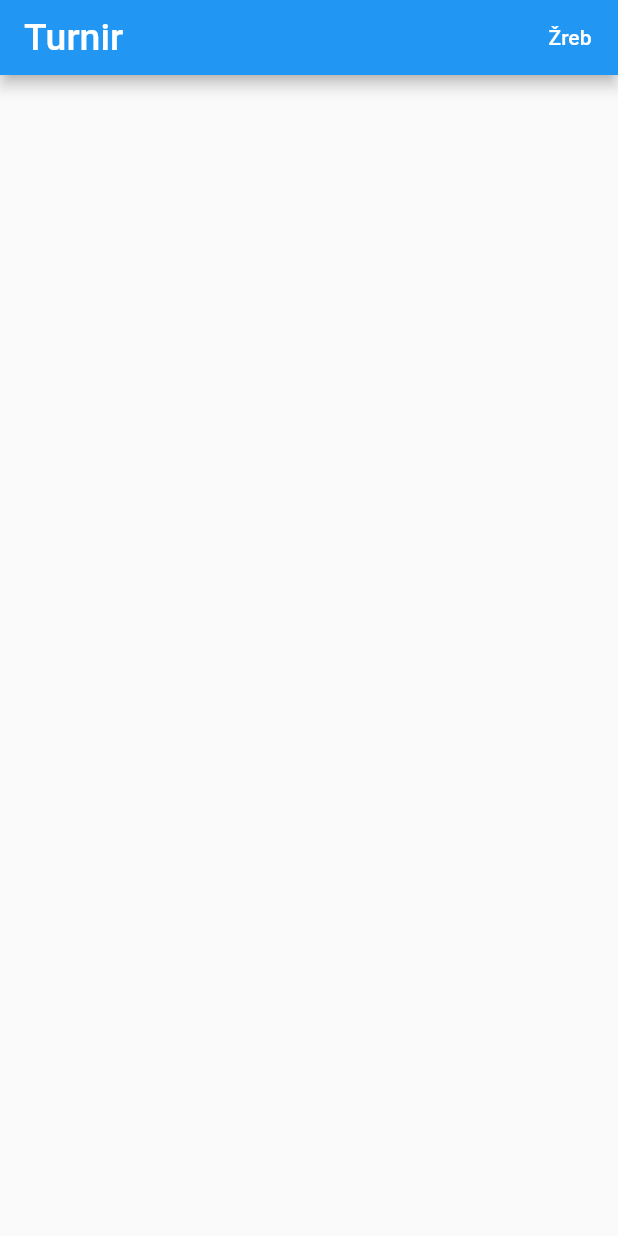
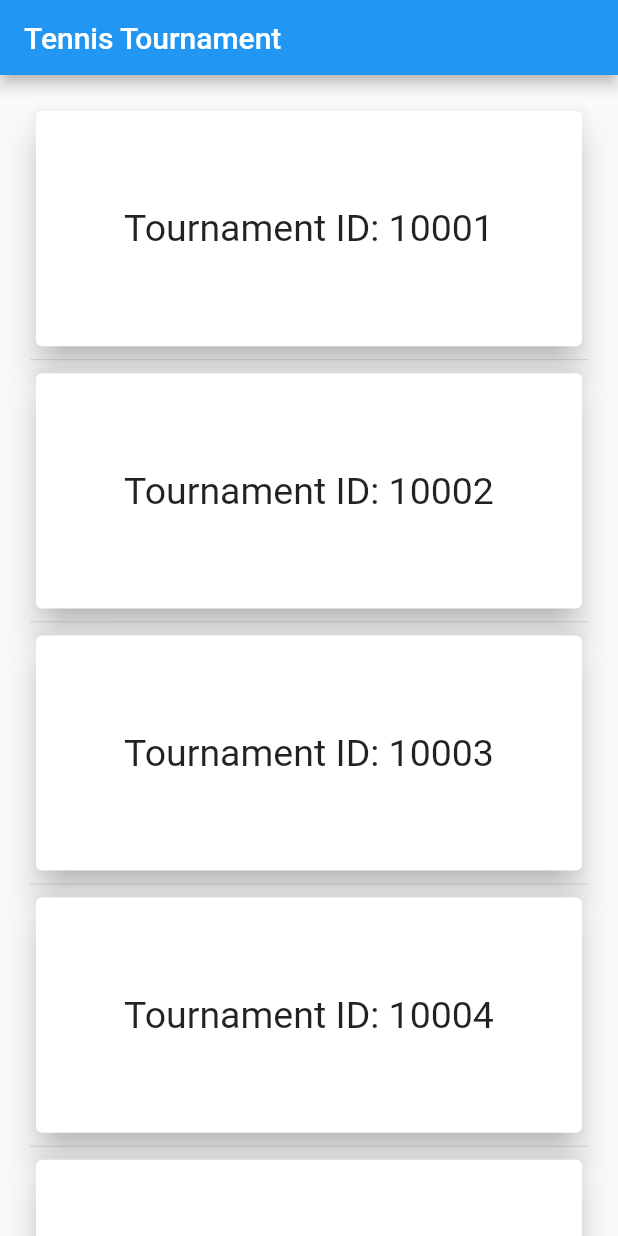
Before and after one commit to usherwaltz/HTEC-ZADATAK, a Flutter app: the screen it shows after launch, on a phone screen of 412 x 824 dp. Run offline on Flutter 3.47's test engine with Material 2 defaults, Android fonts, the phone set to English and light mode, and no system bars; our stand-ins replace get_it.

Commit message:
If applied, this commit will add functionality to the home screen. List of Tournaments with lazy loading + pull to refresh

```diff
--- a/lib/helper_classes/page_appbars.dart
+++ b/lib/helper_classes/page_appbars.dart
@@ -3,26 +3,35 @@ import '../services/navigation_service.dart';
 import '../locator.dart';
 import '../helper_widgets/appbar_default.dart';
 
-class AppBars {
+class PageAppBars {
 
-  // final _navigationService = locator<NavigationService>();
+  static int tourId = 0;
+
+  set tournamentId(int tournamentId) {
+    tourId = tournamentId;
+  }
 
   static final homePage = AppBarDefault(
-    title: 'Turnir',
+    title: 'Tennis Tournament'
+  );
+
+  static final tournamentDetailsPage = AppBarDefault(
     actions: [
       TextButton(
         onPressed: () {
-          locator<NavigationService>().navigateTo('/draw-page');
+          locator<NavigationService>().navigateTo('/draw-page', []);
         },
         child: const Center(
           child: Text(
-            "Žreb",
+            "Draw",
             style: TextStyle(
-                color: Colors.white
+                color: Colors.white,
+                fontSize: 20
             ),
           ),
         ),
       ),
     ],
+
   );
 }
--- a/lib/helper_classes/styles.dart
+++ b/lib/helper_classes/styles.dart
@@ -1,7 +1,14 @@
 import 'package:flutter/material.dart';
 
 class Styles {
-  static const appBarStyle = TextStyle(
-    fontSize: 25,
+  static const tournamentCardTitle = TextStyle(
+    fontSize: 25
+  );
+
+  static const tournamentCardPadding = EdgeInsets.only(
+    left: 10.0,
+    right: 10.0,
+    top: 5,
+    bottom: 5,
   );
 }
--- a/lib/helper_widgets/appbar_default.dart
+++ b/lib/helper_widgets/appbar_default.dart
@@ -1,5 +1,3 @@
-import 'dart:ui';
-
 import 'package:flutter/material.dart';
 import '../helper_classes/styles.dart';
 
@@ -9,24 +7,34 @@ class AppBarDefault extends StatelessWidget with PreferredSizeWidget {
 
   final bool centerTitle;
   final List<Widget> actions;
-  final String title;
+  String title;
   final titleStyle;
+  var tourId;
 
   AppBarDefault(
       { Key? key,
         this.centerTitle = false,
         this.actions = const [],
         this.title = '',
-        this.titleStyle
+        this.titleStyle,
+        this.tourId
       }) : preferredSize = const Size.fromHeight(50.0),
         super(key: key);
 
+  set tournamentId(int tournamentId) {
+    tourId = tournamentId;
+  }
+
   @override
   Widget build(BuildContext context) {
+
+    if(tourId != null) {
+      title = "Tourname ID: $tourId";
+    }
+
     return AppBar(
       title: Text(
-        title,
-        style: titleStyle ?? Styles.appBarStyle,
+        title
       ),
       centerTitle: centerTitle,
       actions: actions,
--- a/lib/helper_widgets/home_page/tournament_card.dart
+++ b/lib/helper_widgets/home_page/tournament_card.dart
@@ -1,18 +1,40 @@
-import 'dart:html';
-
 import 'package:flutter/material.dart';
+import '../../screens/routing_helpers/tournament_details_page/tournament_details_arguments.dart';
+import '../../helper_classes/styles.dart';
+import '../../locator.dart';
+import '../../services/navigation_service.dart';
 
 class TournamentCard extends StatelessWidget {
-  const TournamentCard({Key? key}) : super(key: key);
+  final int tournamentId;
+  final NavigationService _navigationService =  locator<NavigationService>();
+
+
+  TournamentCard({
+    Key? key,
+    required this.tournamentId
+  }) : super(key: key);
 
   @override
   Widget build(BuildContext context) {
-    return Card(
-      child: Column(
-        children: const [
-          Text('Turnir 1'),
-          Text('ID: 00001')
-        ],
+    var cardHeight = MediaQuery.of(context).size.height * 0.2;
+    return GestureDetector(
+      onTap: () {
+        _navigationService.navigateTo(
+            '/tournament-details-arguments',
+            TournamentDetailsArguments(tournamentId)
+        );
+      },
+      child: SizedBox(
+        height: cardHeight,
+        child: Card(
+          elevation: 10,
+          child: Center(
+            child: Text(
+              'Tournament ID: $tournamentId',
+              style: Styles.tournamentCardTitle,
+            ),
+          )
+        ),
       ),
     );
   }
--- a/lib/helper_widgets/layout.dart
+++ b/lib/helper_widgets/layout.dart
@@ -15,7 +15,12 @@ class Layout extends StatelessWidget {
   Widget build(BuildContext context) {
     return Scaffold(
       appBar: appBar ?? AppBarDefault(),
-      body: body,
+      /** With safe area we assure we won't have problems regarding notches and
+       * rounded corners on certain devices (iPhone X and above for example)
+       * */
+      body: SafeArea(
+        child: body
+      ),
     );
   }
 }
--- a/lib/main.dart
+++ b/lib/main.dart
@@ -1,7 +1,12 @@
 import 'package:flutter/material.dart';
-import 'package:turnir/screens/draw_page.dart';
+
+//screens
+import 'screens/home_page.dart';
+import 'screens/draw_page.dart';
+import 'screens/routing_helpers/tournament_details_page/extract_arguments_tournament_details.dart';
+
+//navigation
 import 'services/navigation_service.dart';
-import 'screens/home_page.dart';
 import 'locator.dart';
 
 void main() {
@@ -16,6 +21,9 @@ class MyApp extends StatelessWidget {
 
   @override
   Widget build(BuildContext context) {
+
+    /** Using MaterialApp() for this assignment. We could also use
+     * CupertinoApp() */
     return MaterialApp(
       theme: ThemeData(
         primarySwatch: Colors.blue,
@@ -24,7 +32,9 @@ class MyApp extends StatelessWidget {
       initialRoute: '/',
       routes: {
         '/' : (context) => const HomePage(),
-        '/draw-page' : (context) => const DrawPage()
+        '/draw-page' : (context) => const DrawPage(),
+        '/tournament-details-arguments' : (context) =>
+            const ExtractArgumentsTournamentDetails()
       },
     );
   }
--- a/lib/screens/home_page.dart
+++ b/lib/screens/home_page.dart
@@ -1,17 +1,133 @@
 import 'package:flutter/material.dart';
-import '../helper_widgets/appbar_default.dart';
 import '../helper_widgets/layout.dart';
-import '../screens/draw_page.dart';
 import '../helper_classes/page_appbars.dart';
+import '../helper_widgets/home_page/tournament_card.dart';
 
-class HomePage extends StatelessWidget {
+class HomePage extends StatefulWidget {
   const HomePage({Key? key}) : super(key: key);
+
+  @override
+  State<HomePage> createState() => _HomePageState();
+}
+
+class _HomePageState extends State<HomePage> {
+  final ScrollController _scrollController = ScrollController();
+  List tournaments = [];
+  bool loading = false, allLoaded = false;
+
+  /// This function mocks a API data fetch */
+  fetchTournaments({pullToRefresh = false}) async {
+    if(pullToRefresh) {
+      setState(() {
+        allLoaded = false;
+      });
+      tournaments.clear();
+    }
+
+    if(allLoaded) {
+      return;
+    }
+
+    setState(() {
+      loading = true;
+    });
+
+    await Future.delayed(const Duration(milliseconds: 500));
+    List<int> newData = tournaments.length >= 60 ? [] : List.generate(20, (index) => index);
+    if (newData.isNotEmpty) {
+      tournaments.addAll(newData);
+    }
+
+    setState(() {
+      loading = false;
+      allLoaded = newData.isEmpty;
+    });
+  }
+
+  /// Pull To Refresh CallBack //
+  Future<dynamic>ptrCallBack() async {
+    fetchTournaments(pullToRefresh: true);
+  }
+
+  @override
+  void initState() {
+    super.initState();
+    fetchTournaments();
+    _scrollController.addListener(() {
+      if(_scrollController.position.pixels >= _scrollController.position.maxScrollExtent && !loading) {
+        fetchTournaments();
+      }
+    });
+  }
+
+  @override
+  void dispose() {
+    super.dispose();
+    _scrollController.dispose();
+  }
 
   @override
   Widget build(BuildContext context) {
     return Layout(
-      appBar: AppBars.homePage,
-      body: Column(),
+        appBar: PageAppBars.homePage,
+        body: LayoutBuilder(
+          builder: (context, constraints) {
+            if(tournaments.isNotEmpty) {
+              return Stack(
+                children: [
+                 RefreshIndicator(
+                   onRefresh: ptrCallBack,
+                   child:  ListView.separated(
+                       controller: _scrollController,
+                       separatorBuilder: (context, index) {
+                         return const Divider(height: 10);
+                       },
+                       padding: const EdgeInsets.all(20.0),
+                       itemCount: tournaments.length + (allLoaded?1:0),
+                       itemBuilder: (context, index) {
+                         if(index < tournaments.length) {
+                           var tournamentId = index + 10001;
+                           return TournamentCard(
+                               tournamentId: tournamentId
+                           );
+                         } else {
+                           return SizedBox(
+                             width: constraints.maxWidth,
+                             height: 50,
+                             child: const Center(
+                               child: Text(
+                                 "All tournaments loaded",
+                                 style: TextStyle(
+                                     fontSize: 20
+                                 ),
+                               ),
+                             ),
+                           );
+                         }
+                       }
+                   )
+                 ),
+                  if(loading)
+                    Positioned(
+                        left: 0,
+                        bottom: 0,
+                        child: SizedBox(
+                          width: constraints.maxWidth,
+                          height: 80,
+                          child: const Center(
+                            child: CircularProgressIndicator(),
+                          ),
+                        )
+                    )
+                ],
+              );
+            } else {
+              return const Center(
+                child: CircularProgressIndicator(),
+              );
+            }
+          }
+        ),
     );
   }
 }
--- /dev/null
+++ b/lib/screens/routing_helpers/tournament_details_page/tournament_details_arguments.dart
@@ -0,0 +1,5 @@
+class TournamentDetailsArguments {
+  final int tournamentId;
+
+  TournamentDetailsArguments(this.tournamentId);
+}
--- a/lib/services/navigation_service.dart
+++ b/lib/services/navigation_service.dart
@@ -3,8 +3,8 @@ import 'package:flutter/widgets.dart';
 class NavigationService {
   final GlobalKey<NavigatorState> navigatorKey = GlobalKey<NavigatorState>();
 
-  Future<dynamic>? navigateTo(String routeName) {
-    return navigatorKey.currentState?.pushNamed(routeName);
+  Future<dynamic>? navigateTo(String routeName, args) {
+    return navigatorKey.currentState?.pushNamed(routeName, arguments: args);
   }
 
   // bool goBack() {
```
Also changed, not shown: lib/screens/routing_helpers/tournament_details_page/extract_arguments_tournament_details.dart (added, +16 -0 lines), lib/screens/tournament_details_page.dart (added, +27 -0 lines).
